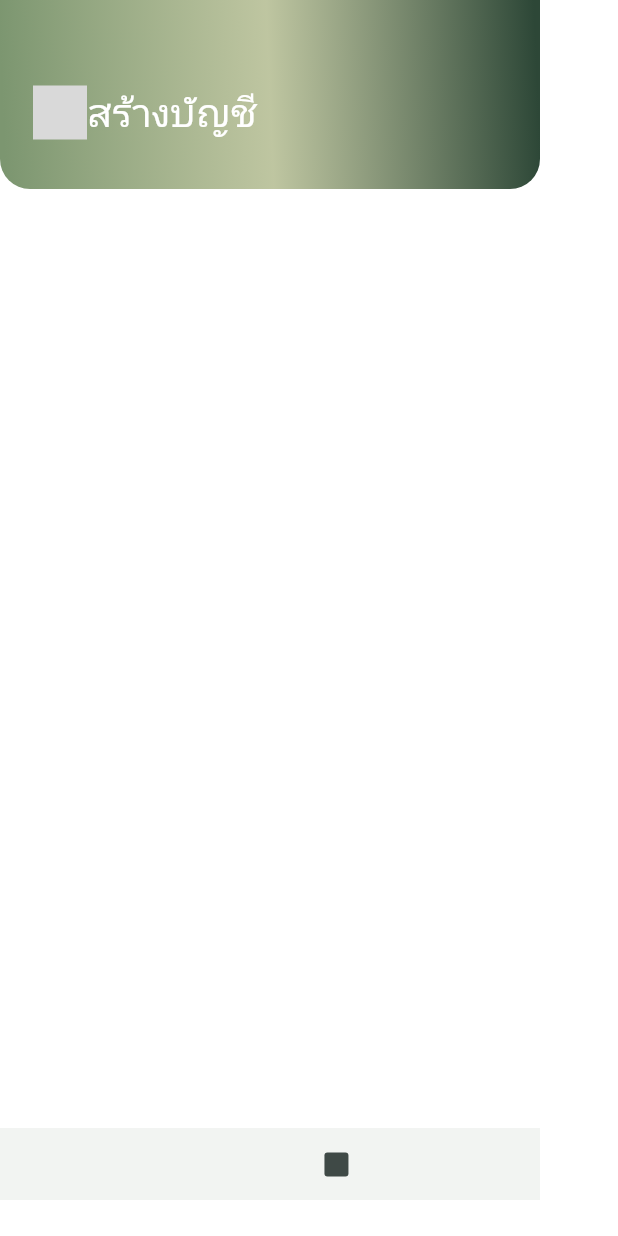
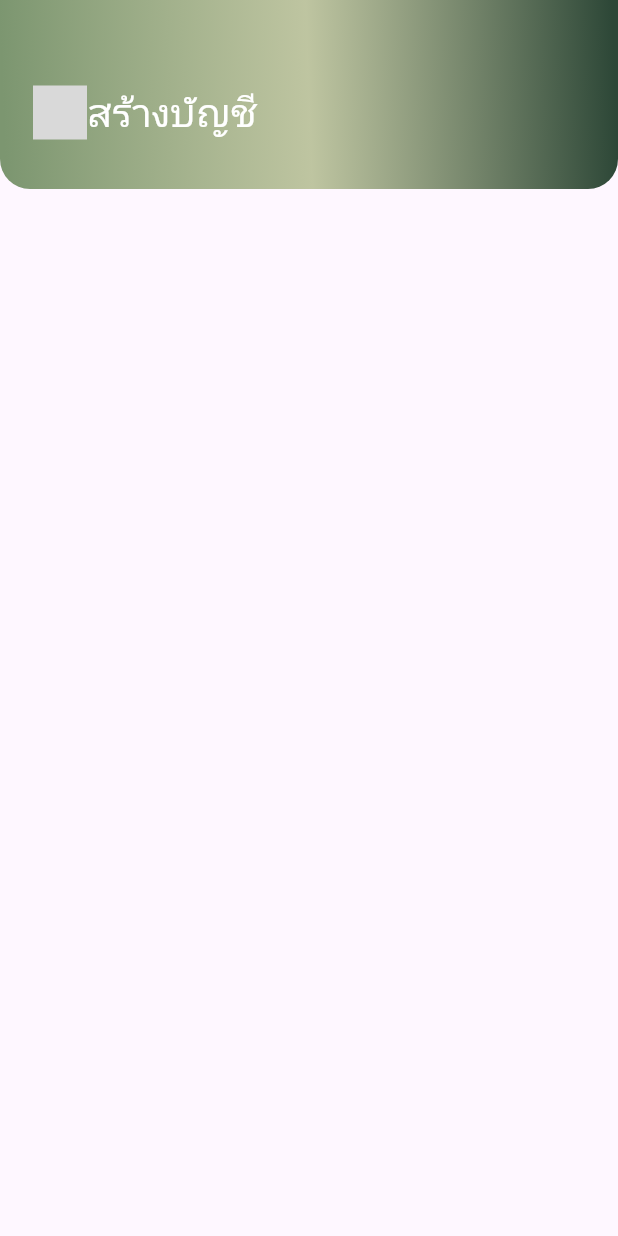
Before and after one commit to u6587051/DST66-1_ITDS283_MobileApplication, a Flutter app: the CreateAccount1 screen opened directly, on a phone screen of 412 x 824 dp. Run offline on Flutter 3.47's test engine with Material 3 defaults, Android fonts, the phone set to English and light mode, and no system bars; Roboto replaces fonts that are missing (Kanit).

Commit message:
Update create-account_1.dart

```diff
--- a/pj_vaccinepassport/lib/create_account/create-account_1.dart
+++ b/pj_vaccinepassport/lib/create_account/create-account_1.dart
@@ -5,85 +5,11 @@ class CreateAccount1 extends StatelessWidget {
 
   @override
   Widget build(BuildContext context) {
+    final Size screenSize = MediaQuery.of(context).size;
+
     return Scaffold(
       body: Container(
-        // width: 360,
-        // height: 800,
-        clipBehavior: Clip.antiAlias,
-        decoration: BoxDecoration(color: Colors.white),
-        child: Stack(
-          children: [
-            Positioned(
-              left: 0,
-              top: 752,
-              child: Container(
-                decoration: BoxDecoration(color: Color(0xFFF2F4F2)),
-                child: Row(
-                  mainAxisSize: MainAxisSize.min,
-                  mainAxisAlignment: MainAxisAlignment.start,
-                  crossAxisAlignment: CrossAxisAlignment.start,
-                  children: [
-                    Container(
-                      width: 360,
-                      height: 48,
-                      padding: const EdgeInsets.symmetric(vertical: 2),
-                      child: Row(
-                        mainAxisSize: MainAxisSize.min,
-                        mainAxisAlignment: MainAxisAlignment.center,
-                        crossAxisAlignment: CrossAxisAlignment.center,
-                        children: [
-                          Container(
-                            width: 44,
-                            height: 44,
-                            child: Stack(
-                              children: [
-                                // Add your widgets here
-                              ],
-                            ),
-                          ),
-                          Container(
-                            width: 44,
-                            height: 44,
-                            child: Stack(
-                              children: [
-                                // Add your widgets here
-                              ],
-                            ),
-                          ),
-                          Container(
-                            width: 44,
-                            height: 44,
-                            child: Stack(
-                              children: [
-                                Positioned(
-                                  left: 14.30,
-                                  top: 14.30,
-                                  child: Container(
-                                    width: 16,
-                                    height: 16,
-                                    decoration: ShapeDecoration(
-                                      color: Color(0xFF3F4946),
-                                      shape: RoundedRectangleBorder(
-                                        borderRadius: BorderRadius.circular(2),
-                                      ),
-                                    ),
-                                  ),
-                                ),
-                              ],
-                            ),
-                          ),
-                        ],
-                      ),
-                    ),
-                  ],
-                ),
-              ),
-            ),
-            Positioned(
-              left: 0,
-              top: 0,
-              child: Container(
-                width: 360,
+      width: screenSize.width,
       height: 126,
       padding: const EdgeInsets.only(
         top: 57,
@@ -96,11 +22,7 @@ class CreateAccount1 extends StatelessWidget {
         gradient: LinearGradient(
           begin: Alignment(0.99, -0.12),
           end: Alignment(-0.99, 0.12),
-                    colors: [
-                      Color(0xFF2D4737),
-                      Color(0xE5B7BF96),
-                      Color(0xFF7C9670)
-                    ],
+          colors: [Color(0xFF2D4737), Color(0xE5B7BF96), Color(0xFF7C9670)],
         ),
         shape: RoundedRectangleBorder(
           borderRadius: BorderRadius.only(
@@ -145,12 +67,6 @@ class CreateAccount1 extends StatelessWidget {
           ),
         ],
       ),
-              ),
-            ),
-            // Add other Positioned widgets here
-          ],
-        ),
-      ),
-    );
+    ));
   }
 }
```
Lines whose indentation alone changed are shown as unchanged.
